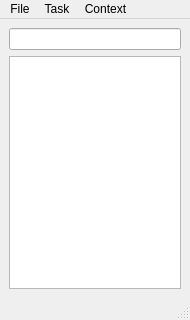
First picture: the form in ui/main.ui, repository middleofdreams/workload, before the edit.
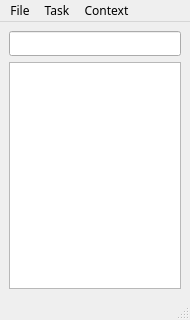
Second picture: the form after the edit.

Commit message: Commented line 41, deselect all + multiselect, set priority for multiselected items

```diff
--- a/ui/main.ui
+++ b/ui/main.ui
@@ -22,6 +22,11 @@
     <height>600</height>
    </size>
   </property>
+  <property name="font">
+   <font>
+    <family>monofur</family>
+   </font>
+  </property>
   <property name="windowTitle">
    <string>Workload</string>
   </property>
@@ -44,9 +49,29 @@
         <height>0</height>
        </size>
       </property>
+      <property name="font">
+       <font>
+        <family>monofur</family>
+       </font>
+      </property>
+      <property name="lineWidth">
+       <number>2</number>
+      </property>
+      <property name="midLineWidth">
+       <number>1</number>
+      </property>
       <property name="horizontalScrollBarPolicy">
        <enum>Qt::ScrollBarAlwaysOff</enum>
       </property>
+      <property name="alternatingRowColors">
+       <bool>true</bool>
+      </property>
+      <property name="selectionMode">
+       <enum>QAbstractItemView::ExtendedSelection</enum>
+      </property>
+      <property name="selectionBehavior">
+       <enum>QAbstractItemView::SelectItems</enum>
+      </property>
       <property name="textElideMode">
        <enum>Qt::ElideLeft</enum>
       </property>
@@ -54,11 +79,17 @@
        <number>-1</number>
       </property>
       <property name="indentation">
-       <number>0</number>
+       <number>10</number>
       </property>
       <property name="rootIsDecorated">
        <bool>false</bool>
       </property>
+      <property name="uniformRowHeights">
+       <bool>false</bool>
+      </property>
+      <property name="headerHidden">
+       <bool>true</bool>
+      </property>
       <property name="columnCount">
        <number>2</number>
       </property>
@@ -66,15 +97,24 @@
        <bool>false</bool>
       </attribute>
       <attribute name="headerDefaultSectionSize">
-       <number>20</number>
+       <number>26</number>
+      </attribute>
+      <attribute name="headerHighlightSections">
+       <bool>false</bool>
       </attribute>
       <attribute name="headerMinimumSectionSize">
-       <number>10</number>
+       <number>15</number>
+      </attribute>
+      <attribute name="headerShowSortIndicator" stdset="0">
+       <bool>false</bool>
       </attribute>
       <column>
        <property name="text">
         <string>Priority</string>
        </property>
+       <property name="textAlignment">
+        <set>AlignJustify|AlignVCenter</set>
+       </property>
       </column>
       <column>
        <property name="text">
@@ -91,7 +131,7 @@
      <x>0</x>
      <y>0</y>
      <width>190</width>
-     <height>21</height>
+     <height>20</height>
     </rect>
    </property>
    <widget class="QMenu" name="menuFile">
```
Left out of the diff: 3 changed lines with no effect on the pictures. The commit also changes 2 other files.
